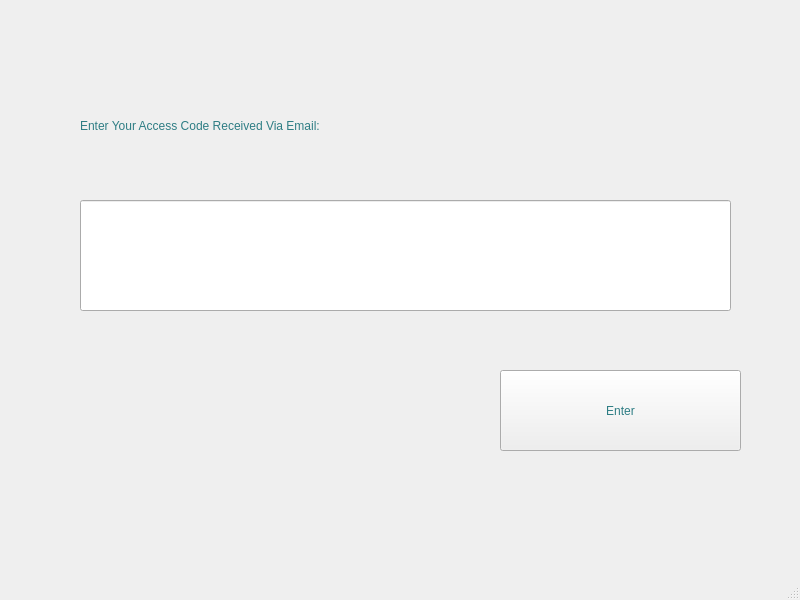
This is signUpAccessCode.ui in daeunnpark/hospital_portal as Qt 5 draws it before an edit. The edited form follows.
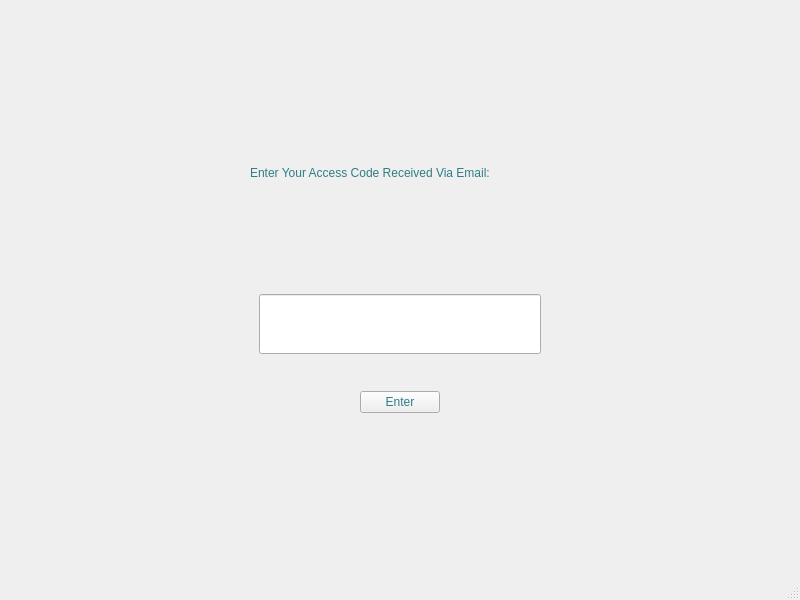
This is the edited form.

Diff of the .ui file:
```diff
--- a/signUpAccessCode.ui
+++ b/signUpAccessCode.ui
@@ -14,41 +14,48 @@
    <string>MainWindow</string>
   </property>
   <widget class="QWidget" name="centralwidget">
-   <widget class="QLabel" name="label">
-    <property name="geometry">
-     <rect>
-      <x>80</x>
-      <y>40</y>
-      <width>671</width>
-      <height>171</height>
-     </rect>
-    </property>
-    <property name="styleSheet">
-     <string notr="true">font: 20pt &quot;Lucida Calligraphy&quot;;
-color: rgb(46, 125, 132);</string>
-    </property>
-    <property name="text">
-     <string>Enter Your Access Code Received Via Email:</string>
-    </property>
-   </widget>
+   <layout class="QGridLayout" name="gridLayout">
+    <item row="1" column="0" alignment="Qt::AlignHCenter">
+     <widget class="QWidget" name="widget" native="true">
+      <property name="maximumSize">
+       <size>
+        <width>16777215</width>
+        <height>400</height>
+       </size>
+      </property>
+      <layout class="QGridLayout" name="gridLayout_2">
+       <item row="2" column="0" alignment="Qt::AlignHCenter">
+        <widget class="QWidget" name="widget_2" native="true">
+         <property name="minimumSize">
+          <size>
+           <width>300</width>
+           <height>0</height>
+          </size>
+         </property>
+         <property name="maximumSize">
+          <size>
+           <width>16777215</width>
+           <height>200</height>
+          </size>
+         </property>
+         <layout class="QVBoxLayout" name="verticalLayout">
+          <item>
    <widget class="QLineEdit" name="lineEdit">
-    <property name="geometry">
-     <rect>
-      <x>80</x>
-      <y>200</y>
-      <width>651</width>
-      <height>111</height>
-     </rect>
-    </property>
-   </widget>
+            <property name="maximumSize">
+             <size>
+              <width>300</width>
+              <height>60</height>
+             </size>
+            </property>
+           </widget>
+          </item>
+          <item alignment="Qt::AlignHCenter">
    <widget class="QPushButton" name="pushButton">
-    <property name="geometry">
-     <rect>
-      <x>500</x>
-      <y>370</y>
-      <width>241</width>
-      <height>81</height>
-     </rect>
+            <property name="maximumSize">
+             <size>
+              <width>200</width>
+              <height>16777215</height>
+             </size>
     </property>
     <property name="styleSheet">
      <string notr="true">font: 20pt &quot;Lucida Calligraphy&quot;;
@@ -58,6 +65,31 @@
      <string>Enter</string>
     </property>
    </widget>
+          </item>
+         </layout>
+        </widget>
+       </item>
+       <item row="1" column="0">
+        <widget class="QLabel" name="label">
+         <property name="maximumSize">
+          <size>
+           <width>500</width>
+           <height>100</height>
+          </size>
+         </property>
+         <property name="styleSheet">
+          <string notr="true">font: 20pt &quot;Lucida Calligraphy&quot;;
+color: rgb(46, 125, 132);</string>
+         </property>
+         <property name="text">
+          <string>Enter Your Access Code Received Via Email:</string>
+         </property>
+        </widget>
+       </item>
+      </layout>
+     </widget>
+    </item>
+   </layout>
   </widget>
   <widget class="QMenuBar" name="menubar">
    <property name="geometry">
```
Left out of the diff: 2 changed lines with no effect on the pictures. Lines whose indentation alone changed are shown as unchanged.
